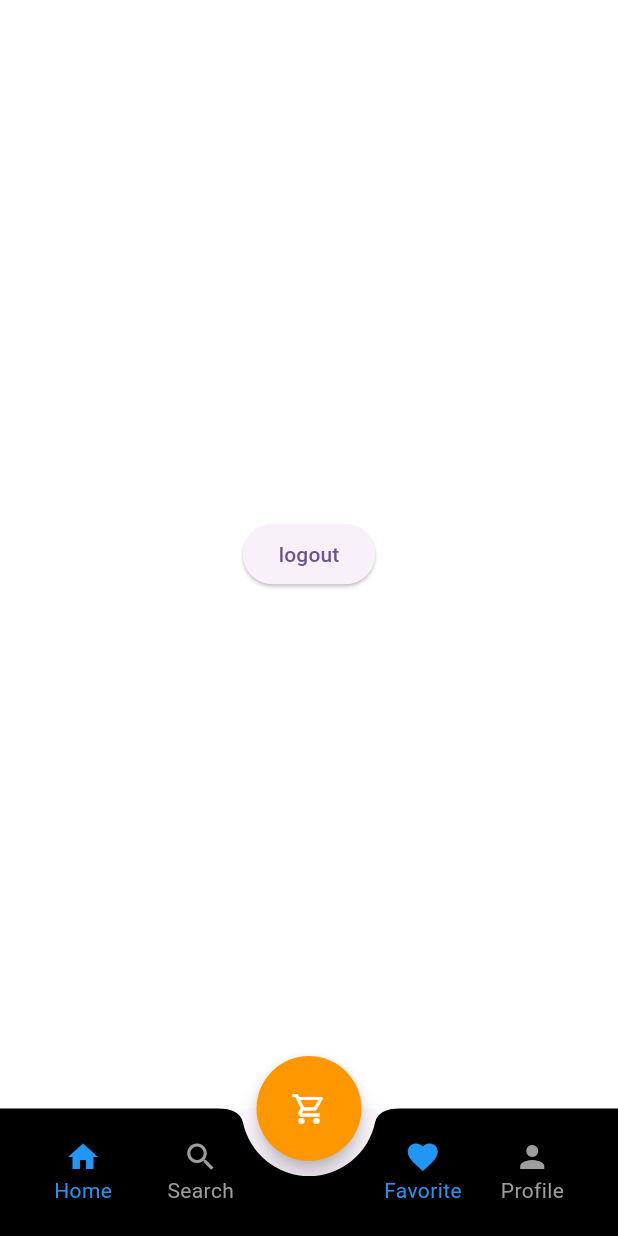
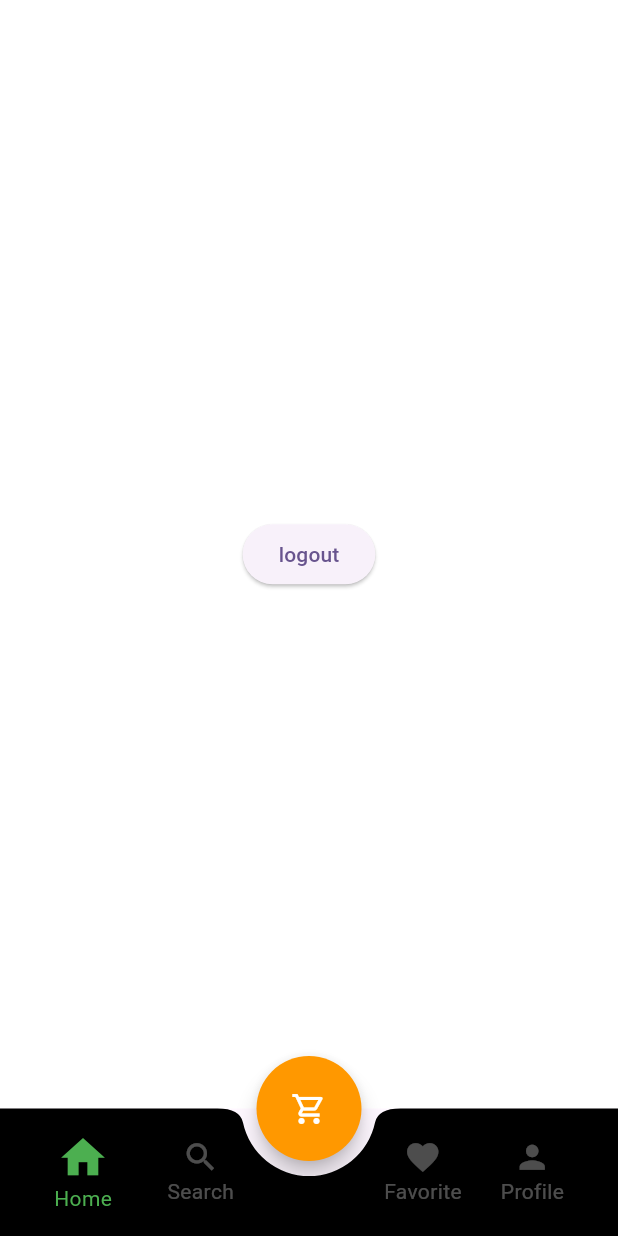
Before and after one commit to NimeshVasani/manage_my_store, a Flutter app: the MainScreen screen opened by its route, on a phone screen of 412 x 824 dp. Run offline on Flutter 3.47's test engine with Material 3 defaults, Android fonts, the phone set to English and light mode, and no system bars; our stand-ins replace firebase_auth, firebase_core, font_awesome_flutter, get_it, google_sign_in; missing offline and left inert: firebase_ui_auth; accounts and stored records are empty.

Commit message:
UI Update

```diff
--- a/lib/ui/screens/mainscreen.dart
+++ b/lib/ui/screens/mainscreen.dart
@@ -1,5 +1,6 @@
 import 'package:flutter/material.dart';
 import 'package:manage_my_store/ui/screens/profilescreen.dart';
+import 'package:manage_my_store/ui/widgets/mainscreenwidgets/bottomappbar.dart';
 
 import 'shopscreen.dart';
 
@@ -18,17 +19,6 @@ class _MainScreenState extends State<MainScreen> {
     ProfileScreen(),
     ShopScreen(),
     ShopScreen(),
-  ];
-
-  final List<ScreenData> _screens1 = [
-    ScreenData(label: 'Home', icon: Icons.home),
-    ScreenData(label: 'Search', icon: Icons.search),
-
-  ];
-  final List<ScreenData> _screens2 = [
-    ScreenData(label: 'Favorite', icon: Icons.favorite),
-    ScreenData(label: 'Profile', icon: Icons.person),
-
   ];
 
   @override
@@ -61,104 +51,16 @@ class _MainScreenState extends State<MainScreen> {
                     height: 85,
                     color: Colors.black,
                     child: Padding(
-                      padding: const EdgeInsets.symmetric(horizontal: 20.0),
-                      child: Row(
-                        children: [
-                          Expanded(
-                            child: Padding(
-                              padding: const EdgeInsets.only(right: 50.0),
-                              child: Row(
-                                mainAxisSize: MainAxisSize.max,
-                                mainAxisAlignment: MainAxisAlignment.spaceBetween,
-                                children: _screens1
-                                    .asMap()
-                                    .entries
-                                    .map(
-                                      (entry) => GestureDetector(
-                                    onTap: () {
-                                      setState(() {
-                                        selectedIndex = entry.key;
-                                      });
-                                    },
-                                    child: Column(
-                                      mainAxisSize: MainAxisSize.min,
-                                      children: [
-                                        Icon(
-                                          entry.value.icon,
-                                          color: selectedIndex == entry.key
-                                              ? Colors.blue
-                                              : Colors.grey,
-                                        ),
-                                        Text(
-                                          entry.value.label,
-                                          style: TextStyle(
-                                            color: selectedIndex == entry.key
-                                                ? Colors.blue
-                                                : Colors.grey,
-                                          ),
-                                        ),
-                                      ],
-                                    ),
-                                  ),
-                                )
-                                    .toList(),
-                              ),
-                            ),
-                          ),
-                          Expanded(
-                            child: Padding(
-                              padding: const EdgeInsets.only(left: 50.0),
-                              child: Row(
-                                mainAxisAlignment: MainAxisAlignment.spaceBetween,
-                                mainAxisSize: MainAxisSize.max,
-                                children: _screens2
-                                    .asMap()
-                                    .entries
-                                    .map(
-                                      (entry) => GestureDetector(
-                                    onTap: () {
-                                      setState(() {
-                                        selectedIndex = entry.key;
-                                      });
-                                    },
-                                    child: Column(
-                                      mainAxisSize: MainAxisSize.min,
-                                      children: [
-                                        Icon(
-                                          entry.value.icon,
-                                          color: selectedIndex == entry.key
-                                              ? Colors.blue
-                                              : Colors.grey,
-                                        ),
-                                        Text(
-                                          entry.value.label,
-                                          style: TextStyle(
-                                            color: selectedIndex == entry.key
-                                                ? Colors.blue
-                                                : Colors.grey,
-                                          ),
-                                        ),
-                                      ],
-                                    ),
-                                  ),
-                                )
-                                    .toList(),
-                              ),
-                            ),
-                          ),
-                        ]
-                      ),
+                        padding: const EdgeInsets.symmetric(horizontal: 20.0),
+                        child: CustomBottomAppbar(
+                          onChanged: (index){
+                            setState(() {
+                              selectedIndex = index;
+
+                            });
+                          },
+                        ),
+
                     )))));
   }
 }
-
-class ScreenData {
-  final String label;
-  final IconData icon;
-  final Widget screen;
-
-  ScreenData(
-      {required this.label,
-      required this.icon,
-      this.screen = const SizedBox.shrink()});
-}
--- /dev/null
+++ b/lib/ui/widgets/mainscreenwidgets/bottomappbar.dart
@@ -0,0 +1,116 @@
+import 'package:flutter/material.dart';
+import 'package:manage_my_store/ui/widgets/mainscreenwidgets/screendata.dart';
+
+class CustomBottomAppbar extends StatefulWidget {
+  final ValueChanged<int> onChanged;
+
+  const CustomBottomAppbar({super.key, required this.onChanged});
+
+  @override
+  State<CustomBottomAppbar> createState() => _CustomBottomAppbarState();
+}
+
+class _CustomBottomAppbarState extends State<CustomBottomAppbar> {
+  final List<ScreenData> _screens1 = [
+    ScreenData(label: 'Home', icon: Icons.home),
+    ScreenData(label: 'Search', icon: Icons.search),
+  ];
+  final List<ScreenData> _screens2 = [
+    ScreenData(label: 'Favorite', icon: Icons.favorite),
+    ScreenData(label: 'Profile', icon: Icons.person),
+  ];
+  int selectedIndex = 0;
+
+  @override
+  void initState() {
+    super.initState();
+  }
+
+  @override
+  Widget build(BuildContext context) {
+    return Row(children: [
+      Expanded(
+        child: Padding(
+          padding: const EdgeInsets.only(right: 50.0),
+          child: Row(
+            mainAxisSize: MainAxisSize.max,
+            mainAxisAlignment: MainAxisAlignment.spaceBetween,
+            children: _screens1
+                .asMap()
+                .entries
+                .map(
+                  (entry) => GestureDetector(
+                    onTap: () {
+                      setState(() {
+                        selectedIndex = entry.key;
+                      });
+                      widget.onChanged(selectedIndex);
+                    },
+                    child: Column(
+                      mainAxisSize: MainAxisSize.min,
+                      children: [
+                        Icon(entry.value.icon,
+                            color: selectedIndex == entry.key
+                                ? Colors.green
+                                : Colors.white30,
+                            size: selectedIndex == entry.key ? 35 : 25),
+                        Text(
+                          entry.value.label,
+                          style: TextStyle(
+                            color: selectedIndex == entry.key
+                                ? Colors.green
+                                : Colors.white30,
+                          ),
+                        ),
+                      ],
+                    ),
+                  ),
+                )
+                .toList(),
+          ),
+        ),
+      ),
+      Expanded(
+        child: Padding(
+          padding: const EdgeInsets.only(left: 50.0),
+          child: Row(
+            mainAxisAlignment: MainAxisAlignment.spaceBetween,
+            mainAxisSize: MainAxisSize.max,
+            children: _screens2
+                .asMap()
+                .entries
+                .map(
+                  (entry) => GestureDetector(
+                    onTap: () {
+                      setState(() {
+                        selectedIndex = entry.key + 2;
+                      });
+                      widget.onChanged(selectedIndex);
+                    },
+                    child: Column(
+                      mainAxisSize: MainAxisSize.min,
+                      children: [
+                        Icon(entry.value.icon,
+                            color: selectedIndex == entry.key + 2
+                                ? Colors.green
+                                : Colors.white30,
+                            size: selectedIndex == entry.key + 2 ? 35 : 25),
+                        Text(
+                          entry.value.label,
+                          style: TextStyle(
+                            color: selectedIndex == entry.key + 2
+                                ? Colors.green
+                                : Colors.white30,
+                          ),
+                        ),
+                      ],
+                    ),
+                  ),
+                )
+                .toList(),
+          ),
+        ),
+      ),
+    ]);
+  }
+}
--- /dev/null
+++ b/lib/ui/widgets/mainscreenwidgets/screendata.dart
@@ -0,0 +1,12 @@
+import 'package:flutter/cupertino.dart';
+
+class ScreenData {
+  final String label;
+  final IconData icon;
+  final Widget screen;
+
+  ScreenData(
+      {required this.label,
+        required this.icon,
+        this.screen = const SizedBox.shrink()});
+}
```
